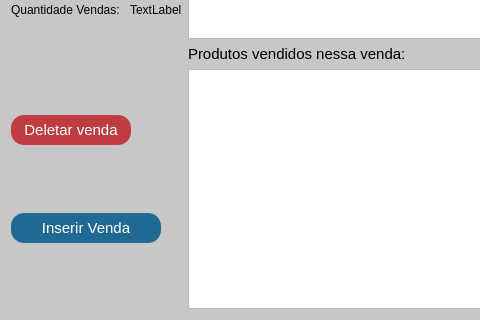
First picture: the form in vendas.ui, repository GabR36/QEstoqueLoja, before the edit; both pictures show x 0 to 480 and y 296 to 616 of the 956 by 616 pixel window.
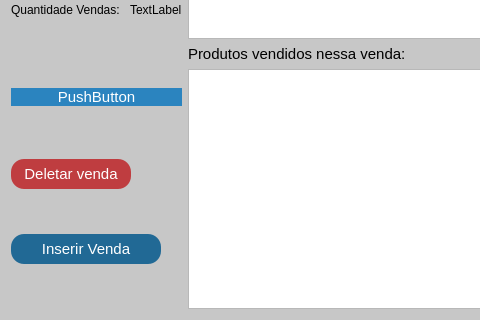
Second picture: the form after the edit. Icons and pictures are not drawn.

Commit message: Função para retorno de info vendas e impressao recibo em teste

What changed in the file:
```diff
--- a/vendas.ui
+++ b/vendas.ui
@@ -256,6 +256,13 @@
    </item>
    <item row="2" column="0">
     <layout class="QVBoxLayout" name="verticalLayout_5">
+     <item>
+      <widget class="QPushButton" name="testebutton">
+       <property name="text">
+        <string>PushButton</string>
+       </property>
+      </widget>
+     </item>
      <item>
       <widget class="QPushButton" name="Btn_DeletarVenda">
        <property name="sizePolicy">
```
Left out of the diff: 3 changed lines with no effect on the pictures. The commit also changes 3 other files.
